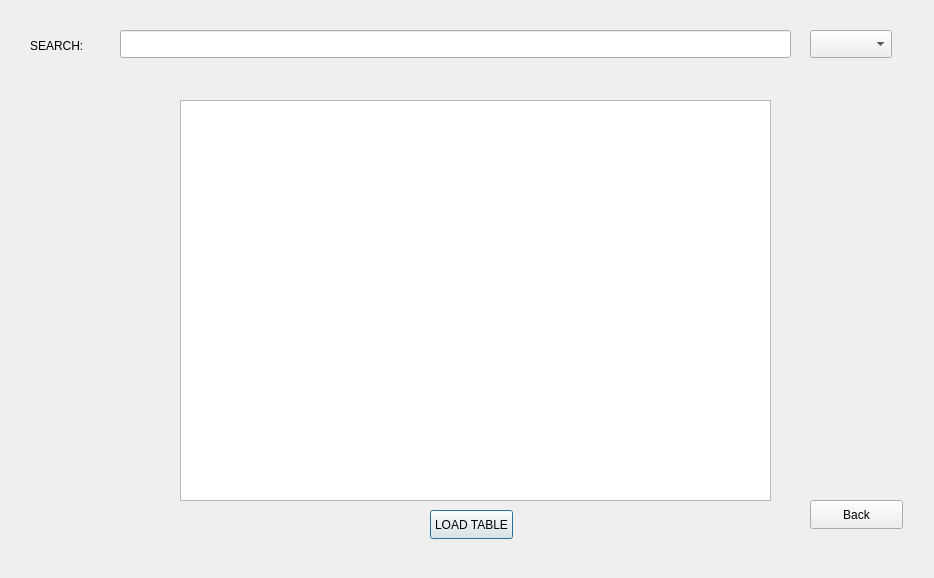
Qt form Sqlite_DB/emergency.ui (AnishBharati/Qt-HMS) before a commit.
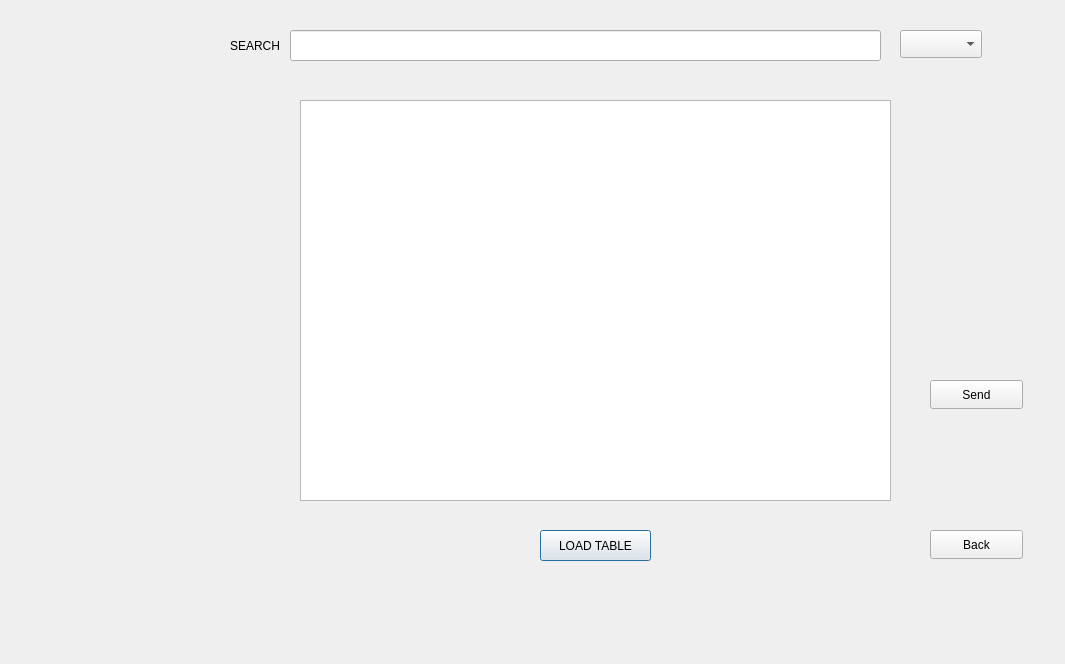
The same form after that commit. Icons and pictures are not drawn.

Diff of the .ui file:
```diff
--- a/Sqlite_DB/emergency.ui
+++ b/Sqlite_DB/emergency.ui
@@ -6,8 +6,8 @@
    <rect>
     <x>0</x>
     <y>0</y>
-    <width>934</width>
-    <height>578</height>
+    <width>1065</width>
+    <height>664</height>
    </rect>
   </property>
   <property name="windowTitle">
@@ -16,10 +16,10 @@
   <widget class="QPushButton" name="pushButton_load_table">
    <property name="geometry">
     <rect>
-     <x>430</x>
-     <y>510</y>
-     <width>83</width>
-     <height>29</height>
+     <x>540</x>
+     <y>530</y>
+     <width>111</width>
+     <height>31</height>
     </rect>
    </property>
    <property name="text">
@@ -29,7 +29,7 @@
   <widget class="QTableView" name="tableView">
    <property name="geometry">
     <rect>
-     <x>180</x>
+     <x>300</x>
      <y>100</y>
      <width>591</width>
      <height>401</height>
@@ -39,7 +39,7 @@
   <widget class="QComboBox" name="cbColumnas">
    <property name="geometry">
     <rect>
-     <x>810</x>
+     <x>900</x>
      <y>30</y>
      <width>82</width>
      <height>28</height>
@@ -49,31 +49,31 @@
   <widget class="QLineEdit" name="lineEdit">
    <property name="geometry">
     <rect>
-     <x>120</x>
+     <x>290</x>
      <y>30</y>
-     <width>671</width>
-     <height>28</height>
+     <width>591</width>
+     <height>31</height>
     </rect>
    </property>
   </widget>
   <widget class="QLabel" name="label">
    <property name="geometry">
     <rect>
-     <x>30</x>
+     <x>230</x>
      <y>30</y>
      <width>81</width>
      <height>31</height>
     </rect>
    </property>
    <property name="text">
-    <string>SEARCH:</string>
+    <string>SEARCH</string>
    </property>
   </widget>
   <widget class="QPushButton" name="pushButton_back">
    <property name="geometry">
     <rect>
-     <x>810</x>
-     <y>500</y>
+     <x>930</x>
+     <y>530</y>
      <width>93</width>
      <height>29</height>
     </rect>
@@ -82,6 +82,35 @@
     <string>Back</string>
    </property>
   </widget>
+  <widget class="QLabel" name="label_2">
+   <property name="geometry">
+    <rect>
+     <x>0</x>
+     <y>130</y>
+     <width>351</width>
+     <height>271</height>
+    </rect>
+   </property>
+   <property name="text">
+    <string/>
+   </property>
+   <property name="pixmap">
+    <pixmap>../../../alertsystem.jpg</pixmap>
+   </property>
+  </widget>
+  <widget class="QPushButton" name="pushButton">
+   <property name="geometry">
+    <rect>
+     <x>930</x>
+     <y>380</y>
+     <width>93</width>
+     <height>29</height>
+    </rect>
+   </property>
+   <property name="text">
+    <string>Send</string>
+   </property>
+  </widget>
  </widget>
  <resources/>
  <connections/>
```
Left out of the diff: 2 changed lines with no effect on the pictures.
